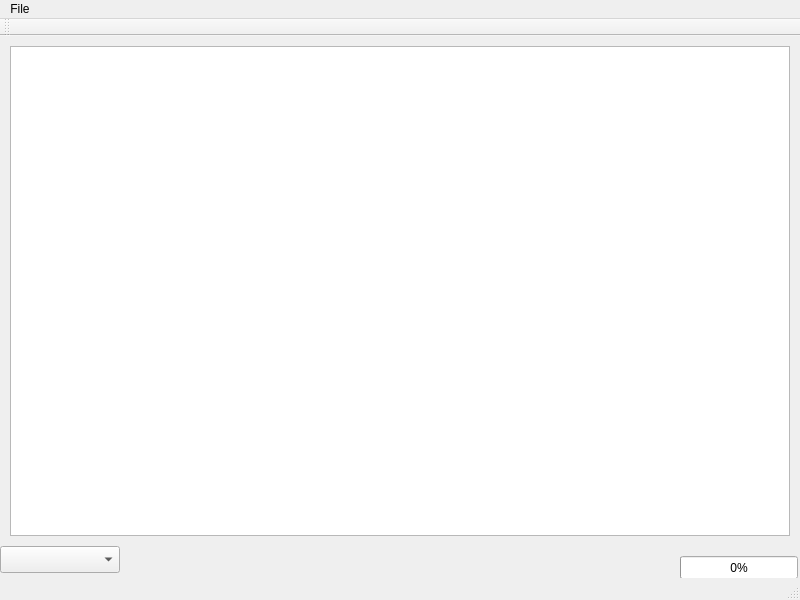
Qt form mainwindow.ui (mkuric/SeismicDemo) before a commit.
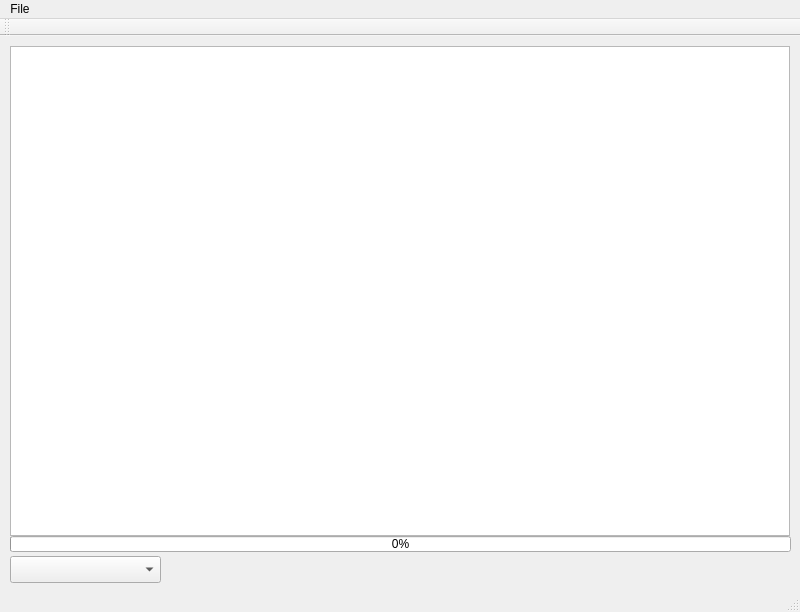
The same form after that commit.

Patch:
```diff
--- a/mainwindow.ui
+++ b/mainwindow.ui
@@ -7,7 +7,7 @@
     <x>0</x>
     <y>0</y>
     <width>800</width>
-    <height>600</height>
+    <height>612</height>
    </rect>
   </property>
   <property name="windowTitle">
@@ -27,9 +27,9 @@
    <widget class="QComboBox" name="channelSetComboBox">
     <property name="geometry">
      <rect>
-      <x>0</x>
-      <y>510</y>
-      <width>120</width>
+      <x>10</x>
+      <y>520</y>
+      <width>151</width>
       <height>27</height>
      </rect>
     </property>
@@ -37,10 +37,10 @@
    <widget class="QProgressBar" name="progressBar">
     <property name="geometry">
      <rect>
-      <x>680</x>
-      <y>520</y>
-      <width>118</width>
-      <height>23</height>
+      <x>10</x>
+      <y>500</y>
+      <width>781</width>
+      <height>16</height>
      </rect>
     </property>
     <property name="value">
```
Left out of the diff: 3 changed lines with no effect on the pictures.
